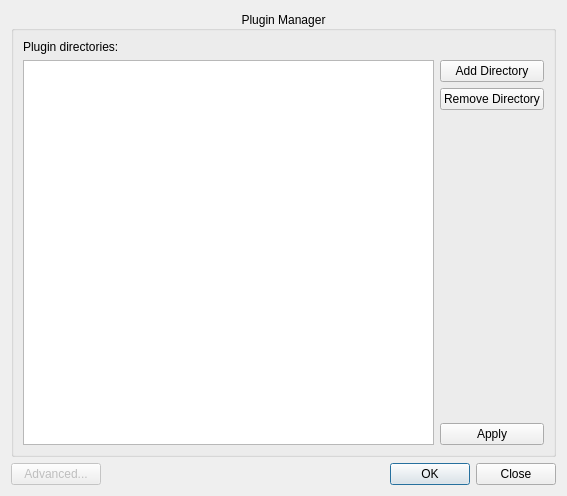
Above: src/mapclient/tools/pluginmanager/qt/pluginmanagerdialog.ui from MusculoskeletalAtlasProject/mapclient before the change. Below: the same form after it.
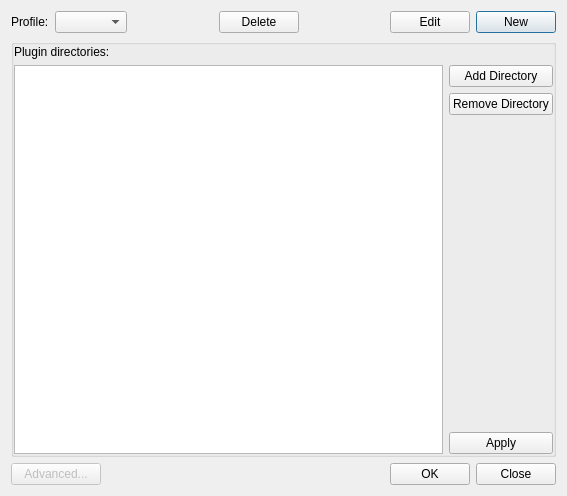
That is the form after the change. Icons and pictures are not drawn.

Commit message: Progress on adding profiles to plugin manager.

Patch:
```diff
--- a/src/mapclient/tools/pluginmanager/qt/pluginmanagerdialog.ui
+++ b/src/mapclient/tools/pluginmanager/qt/pluginmanagerdialog.ui
@@ -18,10 +18,81 @@
     <normaloff>:/mapclient/images/icon-app.png</normaloff>:/mapclient/images/icon-app.png</iconset>
   </property>
   <layout class="QVBoxLayout" name="verticalLayout">
+   <item>
+    <layout class="QHBoxLayout" name="horizontalLayout_3">
+     <item>
+      <widget class="QLabel" name="profileLabel">
+       <property name="text">
+        <string>Profile:</string>
+       </property>
+      </widget>
+     </item>
+     <item>
+      <widget class="QComboBox" name="profileComboBox">
+       <property name="sizePolicy">
+        <sizepolicy hsizetype="Preferred" vsizetype="Fixed">
+         <horstretch>0</horstretch>
+         <verstretch>0</verstretch>
+        </sizepolicy>
+       </property>
+      </widget>
+     </item>
+     <item>
+      <spacer name="horizontalSpacer_2">
+       <property name="orientation">
+        <enum>Qt::Horizontal</enum>
+       </property>
+       <property name="sizeHint" stdset="0">
+        <size>
+         <width>40</width>
+         <height>20</height>
+        </size>
+       </property>
+      </spacer>
+     </item>
+     <item>
+      <widget class="QPushButton" name="profileDeleteButton">
+       <property name="text">
+        <string>Delete</string>
+       </property>
+      </widget>
+     </item>
+     <item>
+      <spacer name="horizontalSpacer_3">
+       <property name="orientation">
+        <enum>Qt::Horizontal</enum>
+       </property>
+       <property name="sizeHint" stdset="0">
+        <size>
+         <width>40</width>
+         <height>20</height>
+        </size>
+       </property>
+      </spacer>
+     </item>
+     <item>
+      <widget class="QPushButton" name="profileEditButton">
+       <property name="text">
+        <string>Edit</string>
+       </property>
+      </widget>
+     </item>
+     <item>
+      <widget class="QPushButton" name="profileNewButton">
+       <property name="text">
+        <string>New</string>
+       </property>
+       <property name="default">
+        <bool>true</bool>
+       </property>
+      </widget>
+     </item>
+    </layout>
+   </item>
    <item>
     <widget class="QGroupBox" name="groupBox">
      <property name="title">
-      <string>Plugin Manager</string>
+      <string/>
      </property>
      <property name="alignment">
       <set>Qt::AlignCenter</set>
@@ -30,6 +101,18 @@
       <bool>false</bool>
      </property>
      <layout class="QVBoxLayout" name="verticalLayout_4">
+      <property name="leftMargin">
+       <number>0</number>
+      </property>
+      <property name="topMargin">
+       <number>0</number>
+      </property>
+      <property name="rightMargin">
+       <number>0</number>
+      </property>
+      <property name="bottomMargin">
+       <number>0</number>
+      </property>
       <item>
        <widget class="QLabel" name="label">
         <property name="text">
```
Left out of the diff: 6 changed lines with no effect on the pictures. The commit also changes 9 other files.
